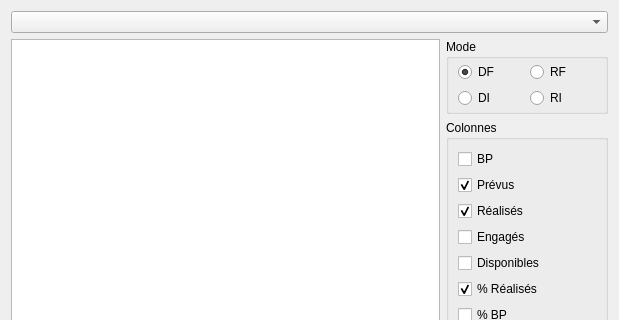
Before: the Qt Designer form formreportingsupervision.ui in GiPiLab/ProtonClassicSuite, drawn with Qt 5; both pictures show x 0 to 619 and y 0 to 320 of the 619 by 664 pixel window.
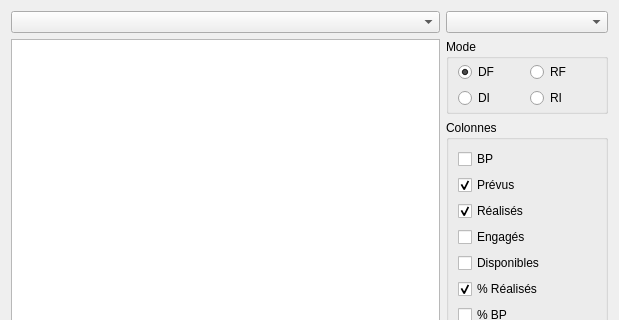
After: the same form once the commit is applied. Icons and pictures are not drawn.

Commit message: Add ability to select date in reporting supervision

Diff of the .ui file:
```diff
--- a/formreportingsupervision.ui
+++ b/formreportingsupervision.ui
@@ -325,9 +325,12 @@
      </layout>
     </widget>
    </item>
-   <item row="0" column="1" colspan="2">
+   <item row="0" column="1">
     <widget class="QComboBox" name="comboListReportings"/>
    </item>
+   <item row="0" column="2">
+    <widget class="QComboBox" name="comboBoxListDates"/>
+   </item>
   </layout>
  </widget>
  <resources>
```
The commit also changes 5 other files.
